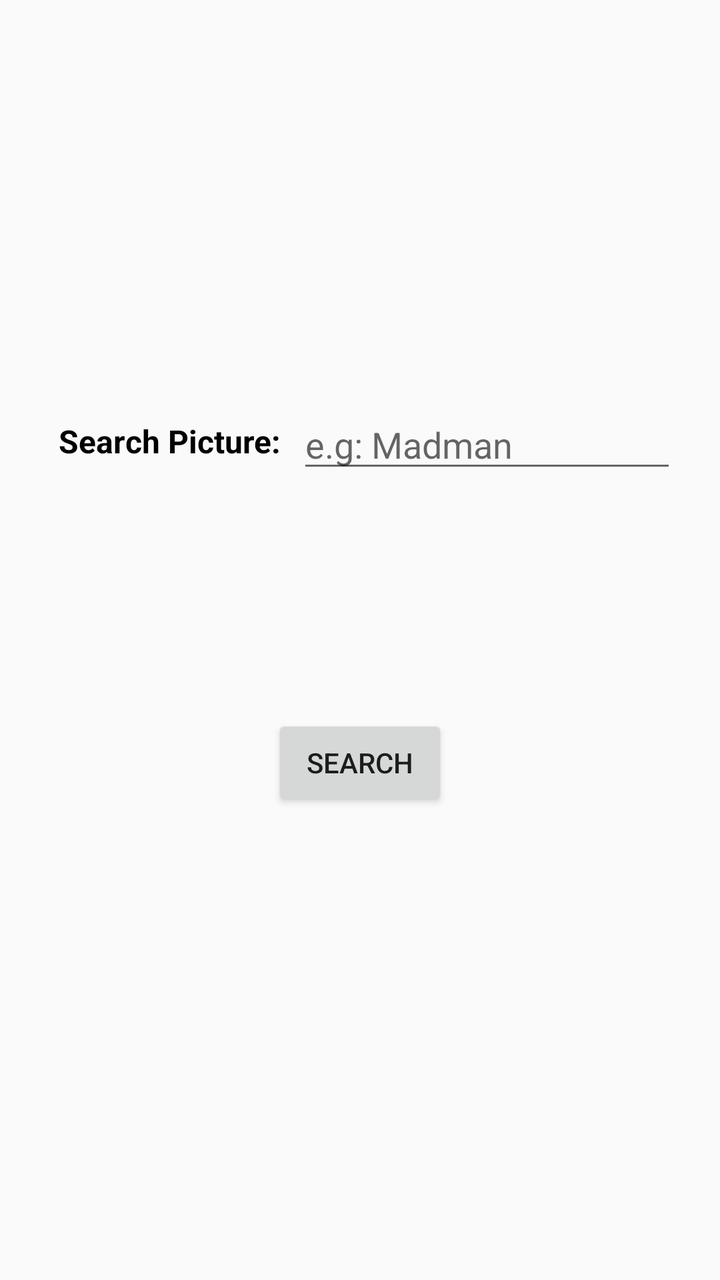
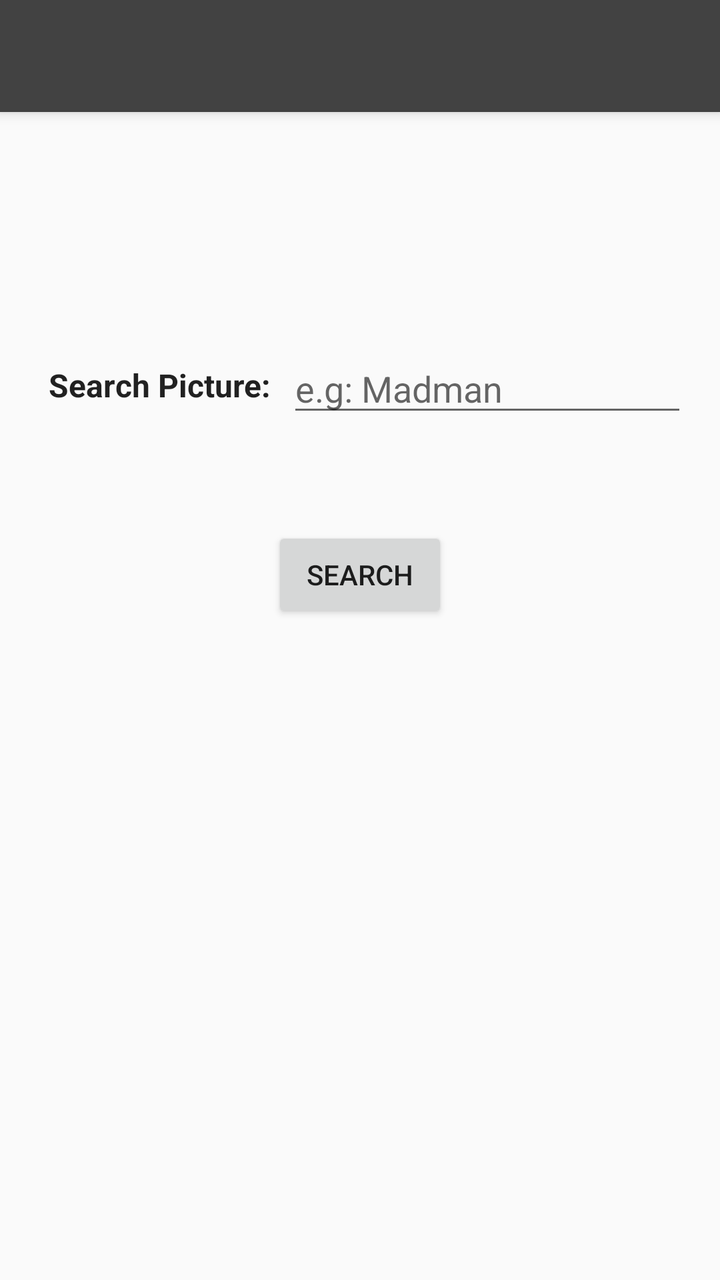

The first picture is an Android layout as it rendered before a commit; the second is the same layout after the commit. The layout source and the unified diff follow.
<!-- AndroidManifest.xml: application theme AppTheme -->
<!-- res/layout/activity_zxart.xml -->
<?xml version="1.0" encoding="utf-8"?>
<ScrollView xmlns:android="http://schemas.android.com/apk/res/android"
    xmlns:tools="http://schemas.android.com/tools"
    android:layout_width="match_parent"
    android:layout_height="match_parent">

    <LinearLayout xmlns:android="http://schemas.android.com/apk/res/android"
        xmlns:tools="http://schemas.android.com/tools"
        android:layout_width="match_parent"
        android:layout_height="match_parent"
        android:orientation="vertical"
        tools:context="com.bricboys.zxapp.GeneralActivity">

        <LinearLayout
            android:layout_width="wrap_content"
            android:layout_height="wrap_content"
            android:layout_gravity="center"
            android:layout_marginBottom="100dp"
            android:orientation="vertical">

            <LinearLayout
                android:layout_width="wrap_content"
                android:layout_height="wrap_content"
                android:layout_marginTop="200dp"
                android:layout_weight="0"
                android:orientation="horizontal">

                <TextView
                    android:layout_width="wrap_content"
                    android:layout_height="wrap_content"
                    android:layout_gravity="center"
                    android:layout_margin="8dp"
                    android:text="Search Picture:"
                    android:textColor="@android:color/black"
                    android:textSize="16sp"
                    android:textStyle="bold" />

                <EditText
                    android:id="@+id/zxart_edit"
                    android:layout_width="wrap_content"
                    android:layout_height="wrap_content"
                    android:layout_gravity="center"
                    android:hint="e.g: Madman                  "
                    android:inputType="textCapWords" />

            </LinearLayout>
        </LinearLayout>

        <Button
            android:id="@+id/buttonSearch"
            android:layout_width="wrap_content"
            android:layout_height="wrap_content"
            android:layout_gravity="center_horizontal"
            android:layout_margin="16dp"
            android:layout_weight="0"
            android:text="Search" />

    </LinearLayout>
</ScrollView>
<!-- resources referenced by this layout -->
<resources>
  <style name="AppTheme" parent="Theme.AppCompat.Light.DarkActionBar">
          
          <item name="colorPrimary">@color/colorPrimary</item>
          <item name="colorPrimaryDark">@color/colorPrimaryDark</item>
          <item name="colorAccent">@color/colorAccent</item>
      </style>
  <color name="colorPrimary">#263238</color>
  <color name="colorPrimaryDark">#455A64</color>
  <color name="colorAccent">#FF4081</color>
</resources>

<!-- the commit's change to res/layout/activity_zxart.xml (unified diff, before → after) -->
@@ -1,28 +1,45 @@
 <?xml version="1.0" encoding="utf-8"?>
-<ScrollView xmlns:android="http://schemas.android.com/apk/res/android"
+<androidx.coordinatorlayout.widget.CoordinatorLayout
+    xmlns:android="http://schemas.android.com/apk/res/android"
+    xmlns:app="http://schemas.android.com/apk/res-auto"
     xmlns:tools="http://schemas.android.com/tools"
+    android:id="@+id/zxart_root_layout"
     android:layout_width="match_parent"
     android:layout_height="match_parent">
 
-    <LinearLayout xmlns:android="http://schemas.android.com/apk/res/android"
-        xmlns:tools="http://schemas.android.com/tools"
+    
+    <com.google.android.material.appbar.AppBarLayout
+        android:layout_width="match_parent"
+        android:layout_height="wrap_content"
+        android:theme="@style/ThemeOverlay.AppCompat.Dark.ActionBar">
+
+        <androidx.appcompat.widget.Toolbar
+            android:id="@+id/toolbar_zxart"
+            android:layout_width="match_parent"
+            android:layout_height="?attr/actionBarSize"
+            android:background="#424242"
+            app:titleTextColor="@android:color/white" />
+    </com.google.android.material.appbar.AppBarLayout>
+
+    
+    <androidx.core.widget.NestedScrollView
         android:layout_width="match_parent"
         android:layout_height="match_parent"
-        android:orientation="vertical"
-        tools:context="com.bricboys.zxapp.GeneralActivity">
+        app:layout_behavior="@string/appbar_scrolling_view_behavior">
 
         <LinearLayout
-            android:layout_width="wrap_content"
+            android:layout_width="match_parent"
             android:layout_height="wrap_content"
-            android:layout_gravity="center"
-            android:layout_marginBottom="100dp"
-            android:orientation="vertical">
+            android:orientation="vertical"
+            android:padding="16dp"
+            tools:context="com.bricboys.zxapp.ZxArtActivity">
 
             <LinearLayout
                 android:layout_width="wrap_content"
                 android:layout_height="wrap_content"
-                android:layout_marginTop="200dp"
-                android:layout_weight="0"
+                android:layout_gravity="center"
+                android:layout_marginTop="100dp"
+                android:layout_marginBottom="50dp"
                 android:orientation="horizontal">
 
                 <TextView
@@ -31,29 +48,27 @@
                     android:layout_gravity="center"
                     android:layout_margin="8dp"
                     android:text="Search Picture:"
-                    android:textColor="@android:color/black"
+                    android:textColor="?android:attr/textColorPrimary"
                     android:textSize="16sp"
                     android:textStyle="bold" />
 
                 <EditText
                     android:id="@+id/zxart_edit"
-                    android:layout_width="wrap_content"
+                    android:layout_width="200dp"
                     android:layout_height="wrap_content"
                     android:layout_gravity="center"
-                    android:hint="e.g: Madman                  "
+                    android:hint="e.g: Madman"
                     android:inputType="textCapWords" />
+            </LinearLayout>
 
-            </LinearLayout>
+            <Button
+                android:id="@+id/buttonSearch"
+                android:layout_width="wrap_content"
+                android:layout_height="wrap_content"
+                android:layout_gravity="center_horizontal"
+                android:text="Search" />
+
         </LinearLayout>
+    </androidx.core.widget.NestedScrollView>
 
-        <Button
-            android:id="@+id/buttonSearch"
-            android:layout_width="wrap_content"
-            android:layout_height="wrap_content"
-            android:layout_gravity="center_horizontal"
-            android:layout_margin="16dp"
-            android:layout_weight="0"
-            android:text="Search" />
-
-    </LinearLayout>
-</ScrollView>
+</androidx.coordinatorlayout.widget.CoordinatorLayout>
<!-- resource entries referenced after the edit -->
@@ -1,6 +1,6 @@
 <!-- resources referenced by this layout -->
 <resources>
-  <style name="AppTheme" parent="Theme.AppCompat.Light.DarkActionBar">
+  <style name="AppTheme" parent="Theme.AppCompat.DayNight.NoActionBar">
           
           <item name="colorPrimary">@color/colorPrimary</item>
           <item name="colorPrimaryDark">@color/colorPrimaryDark</item>
